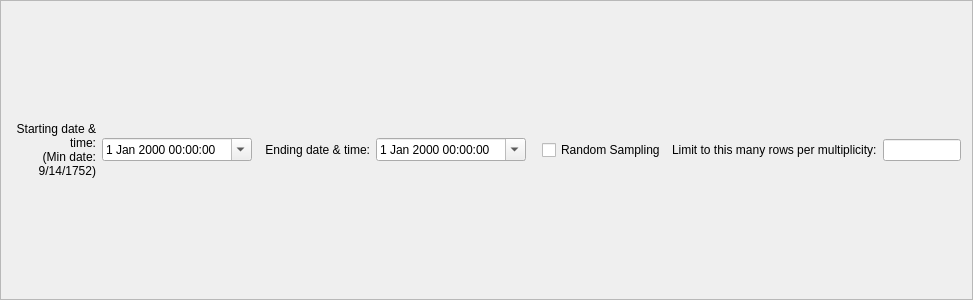
The window that NewGeneUI/NewGene/Widgets/CreateOutput/SelectVariables/timerangebox.ui (daniel347x/newgene) describes before a commit, drawn with Qt 5.
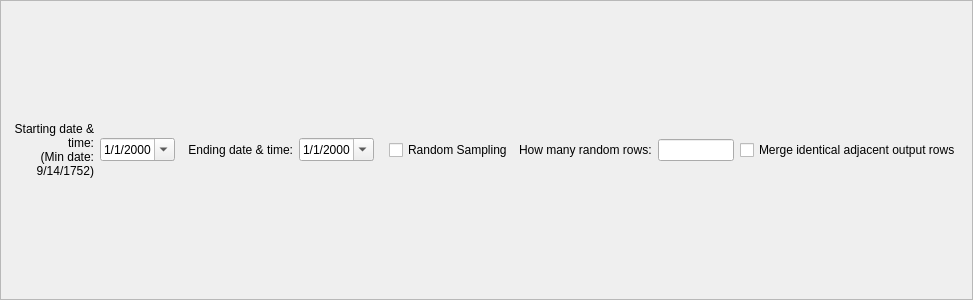
The same window after the commit. Custom widgets are drawn as their Qt base class.

```diff
--- a/NewGeneUI/NewGene/Widgets/CreateOutput/SelectVariables/timerangebox.ui
+++ b/NewGeneUI/NewGene/Widgets/CreateOutput/SelectVariables/timerangebox.ui
@@ -54,7 +54,7 @@
         <widget class="NewGeneDateTimeWidget" name="dateTimeEdit_start">
          <property name="minimumSize">
           <size>
-           <width>150</width>
+           <width>75</width>
            <height>0</height>
           </size>
          </property>
@@ -64,6 +64,9 @@
            <height>16777215</height>
           </size>
          </property>
+         <property name="displayFormat">
+          <string>M/d/yyyy</string>
+         </property>
          <property name="calendarPopup">
           <bool>true</bool>
          </property>
@@ -95,7 +98,7 @@
         <widget class="NewGeneDateTimeWidget" name="dateTimeEdit_end">
          <property name="minimumSize">
           <size>
-           <width>150</width>
+           <width>75</width>
            <height>0</height>
           </size>
          </property>
@@ -105,6 +108,9 @@
            <height>16777215</height>
           </size>
          </property>
+         <property name="displayFormat">
+          <string>M/d/yyyy</string>
+         </property>
          <property name="calendarPopup">
           <bool>true</bool>
          </property>
@@ -133,7 +139,7 @@
        <item>
         <widget class="QLabel" name="label_3">
          <property name="text">
-          <string>Limit to this many rows per multiplicity:</string>
+          <string>How many random rows:</string>
          </property>
         </widget>
        </item>
@@ -153,6 +159,13 @@
          </property>
         </widget>
        </item>
+       <item>
+        <widget class="QCheckBox" name="mergeIdenticalRows">
+         <property name="text">
+          <string>Merge identical adjacent output rows</string>
+         </property>
+        </widget>
+       </item>
       </layout>
      </item>
     </layout>
```
